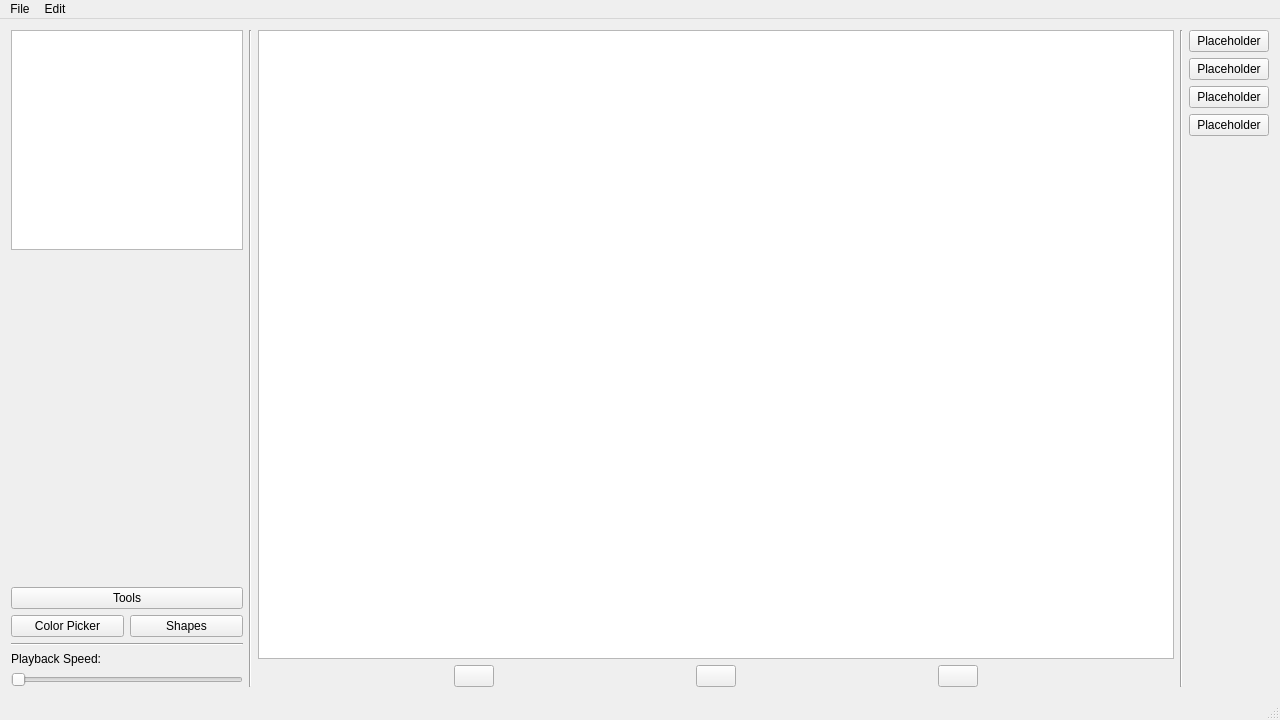
Before: the Qt Designer form A6-SpriteEditor/A6-SpriteEditor/mainwindow.ui in thePeterPan/CS3505-2016, drawn with Qt 5.
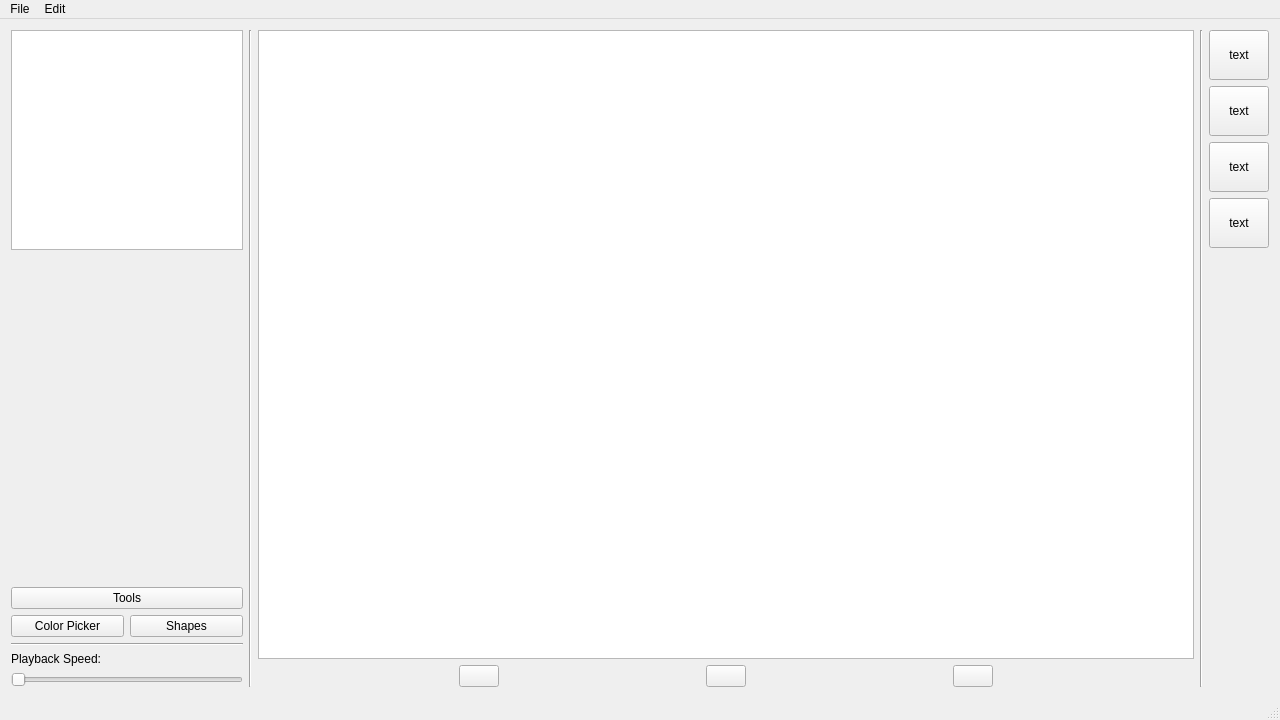
After: the same form once the commit is applied. Icons and pictures are not drawn.

Patch:
```diff
--- a/A6-SpriteEditor/A6-SpriteEditor/mainwindow.ui
+++ b/A6-SpriteEditor/A6-SpriteEditor/mainwindow.ui
@@ -12,8 +12,8 @@
   </property>
   <property name="minimumSize">
    <size>
-    <width>950</width>
-    <height>700</height>
+    <width>835</width>
+    <height>500</height>
    </size>
   </property>
   <property name="windowTitle">
@@ -189,30 +189,69 @@
       <item>
        <layout class="QVBoxLayout" name="rightSidebar_VLayout">
         <item>
-         <widget class="QPushButton" name="placeholder4">
+         <widget class="QToolButton" name="placeholder4">
+          <property name="sizePolicy">
+           <sizepolicy hsizetype="Fixed" vsizetype="Fixed">
+            <horstretch>0</horstretch>
+            <verstretch>0</verstretch>
+           </sizepolicy>
+          </property>
+          <property name="minimumSize">
+           <size>
+            <width>60</width>
+            <height>50</height>
+           </size>
+          </property>
           <property name="text">
-           <string>Placeholder</string>
+           <string>text</string>
           </property>
          </widget>
         </item>
         <item>
-         <widget class="QPushButton" name="placeholder3">
+         <widget class="QToolButton" name="placeholder3">
+          <property name="minimumSize">
+           <size>
+            <width>60</width>
+            <height>50</height>
+           </size>
+          </property>
           <property name="text">
-           <string>Placeholder</string>
+           <string>text</string>
           </property>
          </widget>
         </item>
         <item>
-         <widget class="QPushButton" name="placeholder1">
+         <widget class="QToolButton" name="placeholder1">
+          <property name="minimumSize">
+           <size>
+            <width>60</width>
+            <height>50</height>
+           </size>
+          </property>
           <property name="text">
-           <string>Placeholder</string>
+           <string>text</string>
           </property>
          </widget>
         </item>
         <item>
-         <widget class="QPushButton" name="placeholder2">
+         <widget class="QToolButton" name="placeholder2">
+          <property name="enabled">
+           <bool>true</bool>
+          </property>
+          <property name="sizePolicy">
+           <sizepolicy hsizetype="Fixed" vsizetype="Fixed">
+            <horstretch>0</horstretch>
+            <verstretch>0</verstretch>
+           </sizepolicy>
+          </property>
+          <property name="minimumSize">
+           <size>
+            <width>60</width>
+            <height>50</height>
+           </size>
+          </property>
           <property name="text">
-           <string>Placeholder</string>
+           <string>text</string>
           </property>
          </widget>
         </item>
```
Left out of the diff: 11 changed lines with no effect on the pictures.
